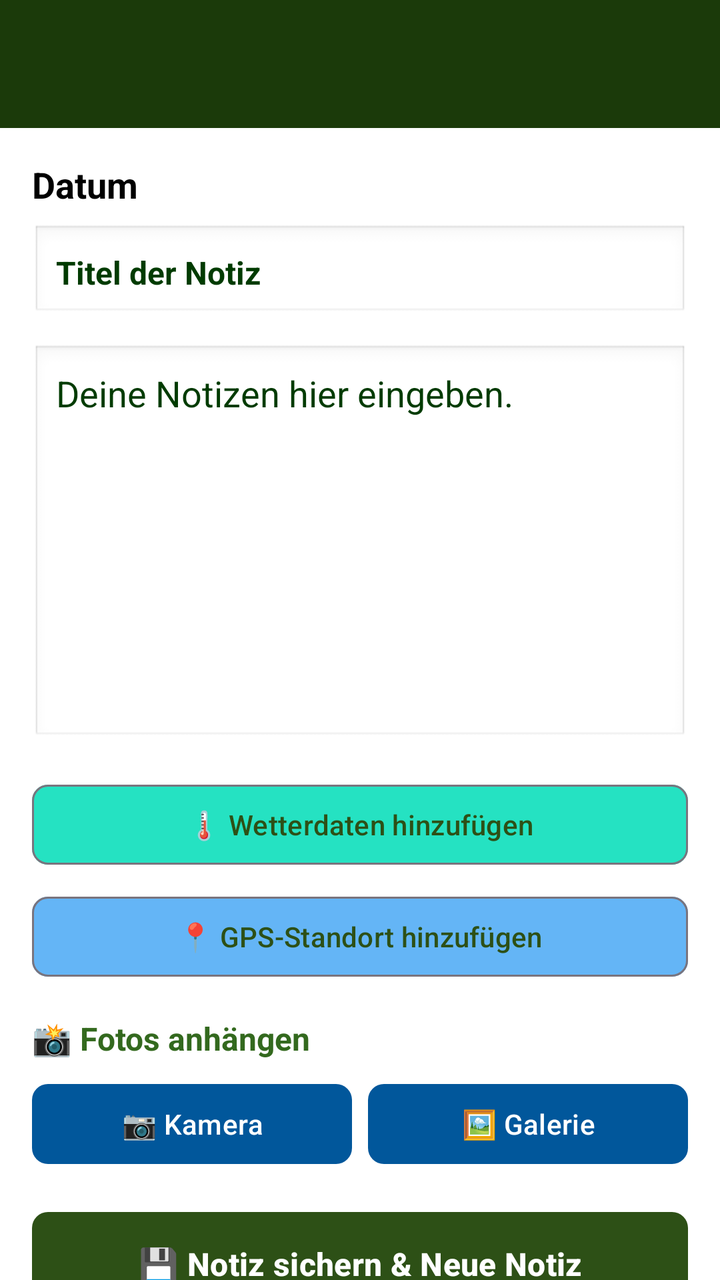
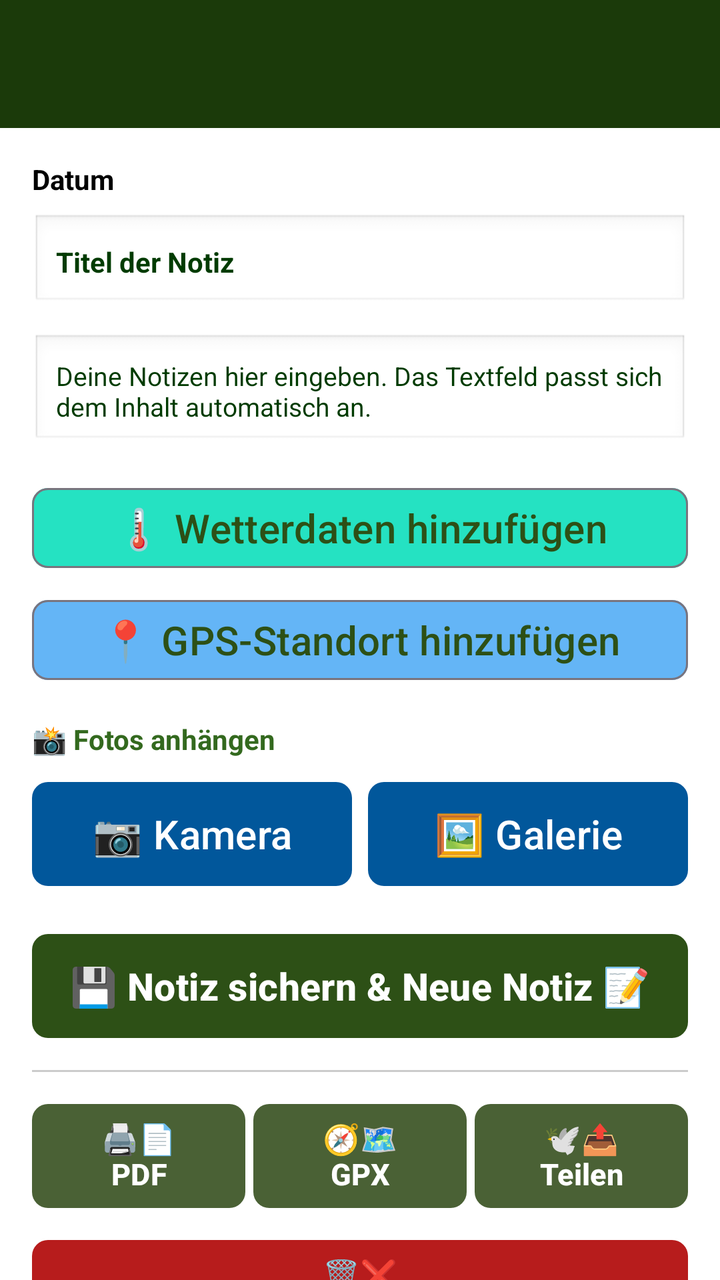

Screens rendered from an Android XML layout before and after an edit, with the pre-edit source and the edit as a unified diff.
<!-- AndroidManifest.xml: activity theme Theme.HundeWildnis -->
<!-- res/layout/activity_daily_notes.xml -->
<?xml version="1.0" encoding="utf-8"?>
<androidx.coordinatorlayout.widget.CoordinatorLayout
    xmlns:android="http://schemas.android.com/apk/res/android"
    xmlns:app="http://schemas.android.com/apk/res-auto"
    android:layout_width="match_parent"
    android:layout_height="match_parent">

    <com.google.android.material.appbar.AppBarLayout
        android:id="@+id/appbar"
        android:layout_width="match_parent"
        android:layout_height="wrap_content"
        android:fitsSystemWindows="true">

        <androidx.appcompat.widget.Toolbar
            android:id="@+id/toolbar"
            android:layout_width="match_parent"
            android:layout_height="?attr/actionBarSize"
            android:background="#1B3A0A"
            app:titleTextColor="#FFFFFF" />
    </com.google.android.material.appbar.AppBarLayout>

    <androidx.core.widget.NestedScrollView
        android:layout_width="match_parent"
        android:layout_height="match_parent"
        app:layout_behavior="@string/appbar_scrolling_view_behavior">

        <LinearLayout
            android:layout_width="match_parent"
            android:layout_height="wrap_content"
            android:orientation="vertical"
            android:padding="16dp">

            
            <TextView
                android:id="@+id/tvDate"
                android:layout_width="match_parent"
                android:layout_height="wrap_content"
                android:text="Datum"
                android:textSize="18sp"
                android:textStyle="bold"
                android:textColor="?android:attr/textColorPrimary"
                android:layout_marginBottom="8dp" />

            
            <TextView
                android:id="@+id/tvWeatherInfo"
                android:layout_width="match_parent"
                android:layout_height="wrap_content"
                android:text=""
                android:textSize="13sp"
                android:textColor="?android:attr/textColorPrimary"
                android:layout_marginBottom="16dp"
                android:visibility="gone" />

            
            <EditText
                android:id="@+id/etTitle"
                android:layout_width="match_parent"
                android:layout_height="wrap_content"
                android:hint="Titel der Notiz"
                android:inputType="textCapSentences"
                android:textSize="16sp"
                android:textStyle="bold"
                android:textColorHint="@color/dark_green"
                android:textColor="#000000"
                android:padding="12dp"
                android:background="@android:drawable/edit_text"
                android:layout_marginBottom="12dp" />

            
            <EditText
                android:id="@+id/etNotes"
                android:layout_width="match_parent"
                android:layout_height="200dp"
                android:hint="Deine Notizen hier eingeben."
                android:textColorHint="@color/dark_green"
                android:textColor="#000000"
                android:gravity="top|start"
                android:padding="12dp"
                android:background="@android:drawable/edit_text"
                android:inputType="textMultiLine|textCapSentences"
                android:layout_marginBottom="16dp" />

            
            <com.google.android.material.button.MaterialButton
                android:id="@+id/btnAddWeather"
                style="@style/Widget.Material3.Button.OutlinedButton"
                android:layout_width="match_parent"
                android:layout_height="wrap_content"
                android:text="🌡️ Wetterdaten hinzufügen"
                android:textSize="14sp"
                app:cornerRadius="8dp"
                app:backgroundTint="#25E2C2"
                android:layout_marginBottom="8dp" />

            
            <com.google.android.material.button.MaterialButton
                android:id="@+id/btnAddLocation"
                style="@style/Widget.Material3.Button.OutlinedButton"
                android:layout_width="match_parent"
                android:layout_height="wrap_content"
                android:text="📍 GPS-Standort hinzufügen"
                android:textSize="14sp"
                app:cornerRadius="8dp"
                app:backgroundTint="#64B5F6"
                android:layout_marginBottom="16dp" />

            
            <TextView
                android:layout_width="match_parent"
                android:layout_height="wrap_content"
                android:text="📸 Fotos anhängen"
                android:textSize="16sp"
                android:textStyle="bold"
                android:textColor="#33691E"
                android:layout_marginBottom="8dp" />

            
            <LinearLayout
                android:layout_width="match_parent"
                android:layout_height="wrap_content"
                android:orientation="horizontal"
                android:layout_marginBottom="16dp">

                <com.google.android.material.button.MaterialButton
                    android:id="@+id/btnCamera"
                    android:layout_width="0dp"
                    android:layout_height="wrap_content"
                    android:layout_weight="1"
                    android:text="📷 Kamera"
                    android:textSize="14sp"
                    app:cornerRadius="8dp"
                    app:backgroundTint="#01579B"
                    android:textColor="#FFFFFF"
                    android:layout_marginEnd="8dp" />

                <com.google.android.material.button.MaterialButton
                    android:id="@+id/btnGallery"
                    android:layout_width="0dp"
                    android:layout_height="wrap_content"
                    android:layout_weight="1"
                    android:text="🖼️ Galerie"
                    android:textSize="14sp"
                    app:cornerRadius="8dp"
                    app:backgroundTint="#01579B"
                    android:textColor="#FFFFFF" />

            </LinearLayout>

            
            <androidx.recyclerview.widget.RecyclerView
                android:id="@+id/rvPhotos"
                android:layout_width="match_parent"
                android:layout_height="wrap_content"
                android:layout_marginBottom="16dp"
                android:visibility="gone" />

            
            <com.google.android.material.button.MaterialButton
                android:id="@+id/btnSaveNew"
                android:layout_width="match_parent"
                android:layout_height="60dp"
                android:text="💾 Notiz sichern &amp; Neue Notiz"
                android:textSize="16sp"
                android:textStyle="bold"
                app:cornerRadius="8dp"
                app:backgroundTint="#2d5016"
                android:textColor="#FFFFFF"
                android:layout_marginBottom="12dp" />

            <View
                android:layout_width="match_parent"
                android:layout_height="1dp"
                android:background="#33000000"
                android:layout_marginBottom="12dp" />

            
            <LinearLayout
                android:layout_width="match_parent"
                android:layout_height="wrap_content"
                android:orientation="horizontal"
                android:layout_marginBottom="8dp">

                <com.google.android.material.button.MaterialButton
                    android:id="@+id/btnExportPdf"
                    android:layout_width="0dp"
                    android:layout_height="60dp"
                    android:layout_weight="1"
                    android:text="📄 PDF"
                    android:textSize="14sp"
                    android:textStyle="bold"
                    app:cornerRadius="8dp"
                    app:backgroundTint="#4a6135"
                    android:textColor="#FFFFFF"
                    android:layout_marginEnd="4dp" />

                <com.google.android.material.button.MaterialButton
                    android:id="@+id/btnExportGpx"
                    android:layout_width="0dp"
                    android:layout_height="60dp"
                    android:layout_weight="1"
                    android:text="🗺️ GPX"
                    android:textSize="14sp"
                    android:textStyle="bold"
                    app:cornerRadius="8dp"
                    app:backgroundTint="#4a6135"
                    android:textColor="#FFFFFF"
                    android:layout_marginEnd="4dp" />

                <com.google.android.material.button.MaterialButton
                    android:id="@+id/btnShare"
                    android:layout_width="0dp"
                    android:layout_height="60dp"
                    android:layout_weight="1"
                    android:text="📤 Teilen"
                    android:textSize="14sp"
                    android:textStyle="bold"
                    app:cornerRadius="8dp"
                    app:backgroundTint="#4a6135"
                    android:textColor="#FFFFFF" />
            </LinearLayout>

            <com.google.android.material.button.MaterialButton
                android:id="@+id/btnClear"
                android:layout_width="match_parent"
                android:layout_height="60dp"
                android:text="🗑️ Entwurf löschen"
                android:textSize="16sp"
                android:textStyle="bold"
                app:cornerRadius="8dp"
                app:backgroundTint="#6a8255"
                android:textColor="#FFFFFF"
                android:layout_marginBottom="24dp" />

            
            <TextView
                android:layout_width="match_parent"
                android:layout_height="wrap_content"
                android:text="🕒 Historie (Bisherige Notizen)"
                android:textSize="18sp"
                android:textStyle="bold"
                android:layout_marginBottom="12dp" />

            
            <androidx.recyclerview.widget.RecyclerView
                android:id="@+id/rvHistory"
                android:layout_width="match_parent"
                android:layout_height="wrap_content"
                android:nestedScrollingEnabled="false" />

        </LinearLayout>
    </androidx.core.widget.NestedScrollView>

</androidx.coordinatorlayout.widget.CoordinatorLayout>
<!-- resources referenced by this layout -->
<resources>
  <style name="Base.Theme.HundeWildnis" parent="Theme.Material3.Light.NoActionBar">
          <item name="colorPrimary">#2d5016</item>
          <item name="colorPrimaryVariant">#1a3009</item>
          <item name="colorOnPrimary">#FFFFFF</item>
          <item name="colorSecondary">#6b8e4e</item>
          <item name="colorSecondaryVariant">#4a6135</item>
          <item name="colorOnSecondary">#000000</item>
          <item name="android:statusBarColor">?attr/colorPrimaryVariant</item>
  
          <item name="android:navigationBarColor">@android:color/transparent</item>
          <item name="android:windowLightStatusBar">true</item>
          <item name="android:windowLightNavigationBar">true</item>
          <item name="android:enforceNavigationBarContrast" tools:targetApi="q">false</item>
          <item name="android:enforceStatusBarContrast" tools:targetApi="q">false</item>
  
          
          <item name="colorAccent">#2d5016</item>
          <item name="android:textColorPrimary">#000000</item>
  
          
          <item name="materialAlertDialogTheme">@style/AlertDialogTheme</item>
  
          
          <item name="actionMenuTextColor">#FFFFFF</item>
  
          
          <item name="android:windowBackground">#FFFFFF</item>
          <item name="android:colorBackground">#FFFFFF</item>
      </style>
  <style name="AlertDialogTheme" parent="ThemeOverlay.Material3.MaterialAlertDialog">
          
          <item name="colorSurface">#FFFFFF</item>
  
          
          <item name="colorOnSurface">#000000</item>
          <item name="android:textColorPrimary">#000000</item>
  
          
          <item name="buttonBarPositiveButtonStyle">@style/DialogButtonStyle.Light</item>
          <item name="buttonBarNegativeButtonStyle">@style/DialogButtonStyle.Light</item>
          <item name="buttonBarNeutralButtonStyle">@style/DialogButtonStyle.Light</item>
      </style>
  <style name="DialogButtonStyle.Light" parent="Widget.Material3.Button.TextButton.Dialog">
          
          <item name="android:textColor">#2d5016</item>
  
          
          <item name="backgroundTint">@android:color/transparent</item>
  
          
          <item name="rippleColor">#332d5016</item>
      </style>
  <!-- unchanged entries left out for length: 2 -->
</resources>

<!-- the commit's change to res/layout/activity_daily_notes.xml (unified diff, before → after) -->
@@ -9,7 +9,7 @@
         android:id="@+id/appbar"
         android:layout_width="match_parent"
         android:layout_height="wrap_content"
-        android:fitsSystemWindows="true">
+        android:fitsSystemWindows="false">
 
         <androidx.appcompat.widget.Toolbar
             android:id="@+id/toolbar"
@@ -36,7 +36,7 @@
                 android:layout_width="match_parent"
                 android:layout_height="wrap_content"
                 android:text="Datum"
-                android:textSize="18sp"
+                android:textSize="@dimen/text_body_medium"
                 android:textStyle="bold"
                 android:textColor="?android:attr/textColorPrimary"
                 android:layout_marginBottom="8dp" />
@@ -47,7 +47,7 @@
                 android:layout_width="match_parent"
                 android:layout_height="wrap_content"
                 android:text=""
-                android:textSize="13sp"
+                android:textSize="@dimen/text_body_medium"
                 android:textColor="?android:attr/textColorPrimary"
                 android:layout_marginBottom="16dp"
                 android:visibility="gone" />
@@ -59,7 +59,7 @@
                 android:layout_height="wrap_content"
                 android:hint="Titel der Notiz"
                 android:inputType="textCapSentences"
-                android:textSize="16sp"
+                android:textSize="@dimen/text_body_medium"
                 android:textStyle="bold"
                 android:textColorHint="@color/dark_green"
                 android:textColor="#000000"
@@ -71,9 +71,10 @@
             <EditText
                 android:id="@+id/etNotes"
                 android:layout_width="match_parent"
-                android:layout_height="200dp"
-                android:hint="Deine Notizen hier eingeben."
+                android:layout_height="wrap_content"
+                android:hint="Deine Notizen hier eingeben. Das Textfeld passt sich dem Inhalt automatisch an."
                 android:textColorHint="@color/dark_green"
+                android:textSize="13sp"
                 android:textColor="#000000"
                 android:gravity="top|start"
                 android:padding="12dp"
@@ -88,7 +89,7 @@
                 android:layout_width="match_parent"
                 android:layout_height="wrap_content"
                 android:text="🌡️ Wetterdaten hinzufügen"
-                android:textSize="14sp"
+                android:textSize="@dimen/text_body_medium"
                 app:cornerRadius="8dp"
                 app:backgroundTint="#25E2C2"
                 android:layout_marginBottom="8dp" />
@@ -100,7 +101,7 @@
                 android:layout_width="match_parent"
                 android:layout_height="wrap_content"
                 android:text="📍 GPS-Standort hinzufügen"
-                android:textSize="14sp"
+                android:textSize="@dimen/text_body_medium"
                 app:cornerRadius="8dp"
                 app:backgroundTint="#64B5F6"
                 android:layout_marginBottom="16dp" />
@@ -110,7 +111,7 @@
                 android:layout_width="match_parent"
                 android:layout_height="wrap_content"
                 android:text="📸 Fotos anhängen"
-                android:textSize="16sp"
+                android:textSize="@dimen/text_body_medium"
                 android:textStyle="bold"
                 android:textColor="#33691E"
                 android:layout_marginBottom="8dp" />
@@ -128,7 +129,7 @@
                     android:layout_height="wrap_content"
                     android:layout_weight="1"
                     android:text="📷 Kamera"
-                    android:textSize="14sp"
+                    android:textSize="@dimen/text_body_medium"
                     app:cornerRadius="8dp"
                     app:backgroundTint="#01579B"
                     android:textColor="#FFFFFF"
@@ -140,7 +141,7 @@
                     android:layout_height="wrap_content"
                     android:layout_weight="1"
                     android:text="🖼️ Galerie"
-                    android:textSize="14sp"
+                    android:textSize="@dimen/text_body_medium"
                     app:cornerRadius="8dp"
                     app:backgroundTint="#01579B"
                     android:textColor="#FFFFFF" />
@@ -159,9 +160,9 @@
             <com.google.android.material.button.MaterialButton
                 android:id="@+id/btnSaveNew"
                 android:layout_width="match_parent"
-                android:layout_height="60dp"
-                android:text="💾 Notiz sichern &amp; Neue Notiz"
-                android:textSize="16sp"
+                android:layout_height="wrap_content"
+                android:text="💾 Notiz sichern &amp; Neue Notiz 📝"
+                android:textSize="@dimen/text_body_medium"
                 android:textStyle="bold"
                 app:cornerRadius="8dp"
                 app:backgroundTint="#2d5016"
@@ -184,10 +185,10 @@
                 <com.google.android.material.button.MaterialButton
                     android:id="@+id/btnExportPdf"
                     android:layout_width="0dp"
-                    android:layout_height="60dp"
-                    android:layout_weight="1"
-                    android:text="📄 PDF"
-                    android:textSize="14sp"
+                    android:layout_height="wrap_content"
+                    android:layout_weight="1"
+                    android:text="🖨📄\nPDF"
+                    android:textSize="@dimen/text_body_medium"
                     android:textStyle="bold"
                     app:cornerRadius="8dp"
                     app:backgroundTint="#4a6135"
@@ -197,10 +198,10 @@
                 <com.google.android.material.button.MaterialButton
                     android:id="@+id/btnExportGpx"
                     android:layout_width="0dp"
-                    android:layout_height="60dp"
-                    android:layout_weight="1"
-                    android:text="🗺️ GPX"
-                    android:textSize="14sp"
+                    android:layout_height="wrap_content"
+                    android:layout_weight="1"
+                    android:text="🧭🗺️\nGPX"
+                    android:textSize="@dimen/text_body_medium"
                     android:textStyle="bold"
                     app:cornerRadius="8dp"
                     app:backgroundTint="#4a6135"
@@ -210,10 +211,10 @@
                 <com.google.android.material.button.MaterialButton
                     android:id="@+id/btnShare"
                     android:layout_width="0dp"
-                    android:layout_height="60dp"
-                    android:layout_weight="1"
-                    android:text="📤 Teilen"
-                    android:textSize="14sp"
+                    android:layout_height="wrap_content"
+                    android:layout_weight="1"
+                    android:text="🕊📤\nTeilen"
+                    android:textSize="@dimen/text_body_medium"
                     android:textStyle="bold"
                     app:cornerRadius="8dp"
                     app:backgroundTint="#4a6135"
@@ -223,12 +224,12 @@
             <com.google.android.material.button.MaterialButton
                 android:id="@+id/btnClear"
                 android:layout_width="match_parent"
-                android:layout_height="60dp"
-                android:text="🗑️ Entwurf löschen"
-                android:textSize="16sp"
-                android:textStyle="bold"
-                app:cornerRadius="8dp"
-                app:backgroundTint="#6a8255"
+                android:layout_height="wrap_content"
+                android:text="🗑️❌\nEntwurf löschen"
+                android:textSize="@dimen/text_body_medium"
+                android:textStyle="bold"
+                app:cornerRadius="8dp"
+                app:backgroundTint="#B71C1C"
                 android:textColor="#FFFFFF"
                 android:layout_marginBottom="24dp" />
 
@@ -237,7 +238,7 @@
                 android:layout_width="match_parent"
                 android:layout_height="wrap_content"
                 android:text="🕒 Historie (Bisherige Notizen)"
-                android:textSize="18sp"
+                android:textSize="@dimen/text_body_medium"
                 android:textStyle="bold"
                 android:layout_marginBottom="12dp" />
 
<!-- resource entries referenced after the edit -->
@@ -1,17 +1,21 @@
 <!-- resources referenced by this layout -->
 <resources>
+  <dimen name="text_body_medium">14sp</dimen>
   <style name="Base.Theme.HundeWildnis" parent="Theme.Material3.Light.NoActionBar">
+          
+          <item name="materialButtonStyle">@style/Widget.App.Button</item>
+  
           <item name="colorPrimary">#2d5016</item>
           <item name="colorPrimaryVariant">#1a3009</item>
           <item name="colorOnPrimary">#FFFFFF</item>
           <item name="colorSecondary">#6b8e4e</item>
           <item name="colorSecondaryVariant">#4a6135</item>
           <item name="colorOnSecondary">#000000</item>
-          <item name="android:statusBarColor">?attr/colorPrimaryVariant</item>
-  
+          <item name="android:statusBarColor">@android:color/transparent</item>
           <item name="android:navigationBarColor">@android:color/transparent</item>
+          <item name="android:windowDrawsSystemBarBackgrounds">true</item>
           <item name="android:windowLightStatusBar">true</item>
-          <item name="android:windowLightNavigationBar">true</item>
+          <item name="android:windowLightNavigationBar" tools:targetApi="27">true</item>
           <item name="android:enforceNavigationBarContrast" tools:targetApi="q">false</item>
           <item name="android:enforceStatusBarContrast" tools:targetApi="q">false</item>
   
@@ -21,13 +25,26 @@
   
           
           <item name="materialAlertDialogTheme">@style/AlertDialogTheme</item>
+          <item name="alertDialogTheme">@style/AlertDialogTheme</item>
   
           
           <item name="actionMenuTextColor">#FFFFFF</item>
+          <item name="actionOverflowButtonStyle">@style/Widget.App.Overflow</item>
   
           
           <item name="android:windowBackground">#FFFFFF</item>
           <item name="android:colorBackground">#FFFFFF</item>
+      </style>
+  <style name="Widget.App.Button" parent="Widget.Material3.Button">
+          <item name="autoSizeTextType">uniform</item>
+          <item name="autoSizeMinTextSize">12sp</item>
+          <item name="autoSizeMaxTextSize">@dimen/text_button_large</item>
+          <item name="autoSizeStepGranularity">1sp</item>
+          <item name="android:maxLines">2</item>
+          <item name="android:ellipsize">end</item>
+          <item name="android:paddingStart">16dp</item>
+          <item name="android:paddingEnd">16dp</item>
+          <item name="android:minHeight">60dp</item>
       </style>
   <style name="AlertDialogTheme" parent="ThemeOverlay.Material3.MaterialAlertDialog">
           
@@ -41,10 +58,39 @@
           <item name="buttonBarPositiveButtonStyle">@style/DialogButtonStyle.Light</item>
           <item name="buttonBarNegativeButtonStyle">@style/DialogButtonStyle.Light</item>
           <item name="buttonBarNeutralButtonStyle">@style/DialogButtonStyle.Light</item>
+  
+          
+          <item name="buttonBarStyle">@style/Widget.App.ButtonBar</item>
+  
+          
+          <item name="android:buttonStyle">@style/DialogButtonStyle.Light</item>
       </style>
+  <style name="Widget.App.Overflow" parent="Widget.AppCompat.ActionButton.Overflow">
+          <item name="android:src">@drawable/ic_menu_hamburger</item>
+      </style>
+  <dimen name="text_button_large">20sp</dimen>
   <style name="DialogButtonStyle.Light" parent="Widget.Material3.Button.TextButton.Dialog">
           
           <item name="android:textColor">#2d5016</item>
+  
+          
+          <item name="android:textSize">13sp</item>
+          <item name="android:textAllCaps">false</item>
+          <item name="android:maxLines">2</item>
+          <item name="android:singleLine">false</item>
+          <item name="android:ellipsize">none</item>
+          <item name="autoSizeTextType">uniform</item>
+          <item name="autoSizeMinTextSize">10sp</item>
+          <item name="autoSizeMaxTextSize">16sp</item>
+  
+          
+          <item name="android:paddingStart">2dp</item>
+          <item name="android:paddingEnd">2dp</item>
+          <item name="android:minWidth">0dp</item>
+          <item name="android:insetLeft">0dp</item>
+          <item name="android:insetRight">0dp</item>
+          <item name="android:insetTop">0dp</item>
+          <item name="android:insetBottom">0dp</item>
   
           
           <item name="backgroundTint">@android:color/transparent</item>
@@ -52,6 +98,19 @@
           
           <item name="rippleColor">#332d5016</item>
       </style>
+  <style name="Widget.App.ButtonBar" parent="Widget.AppCompat.ButtonBar.AlertDialog">
+          <item name="android:padding">0dp</item>
+      </style>
+  <!-- drawable ic_menu_hamburger (drawable) -->
+  <vector xmlns:android="http://schemas.android.com/apk/res/android"
+      android:width="24dp"
+      android:height="24dp"
+      android:viewportWidth="24"
+      android:viewportHeight="24">
+      <path
+          android:fillColor="#FFFFFF"
+          android:pathData="M3,18h18v-2H3V18z M3,13h18v-2H3V13z M3,6v2h18V6H3z" />
+  </vector>
   <!-- unchanged entries left out for length: 2 -->
 </resources>
 
